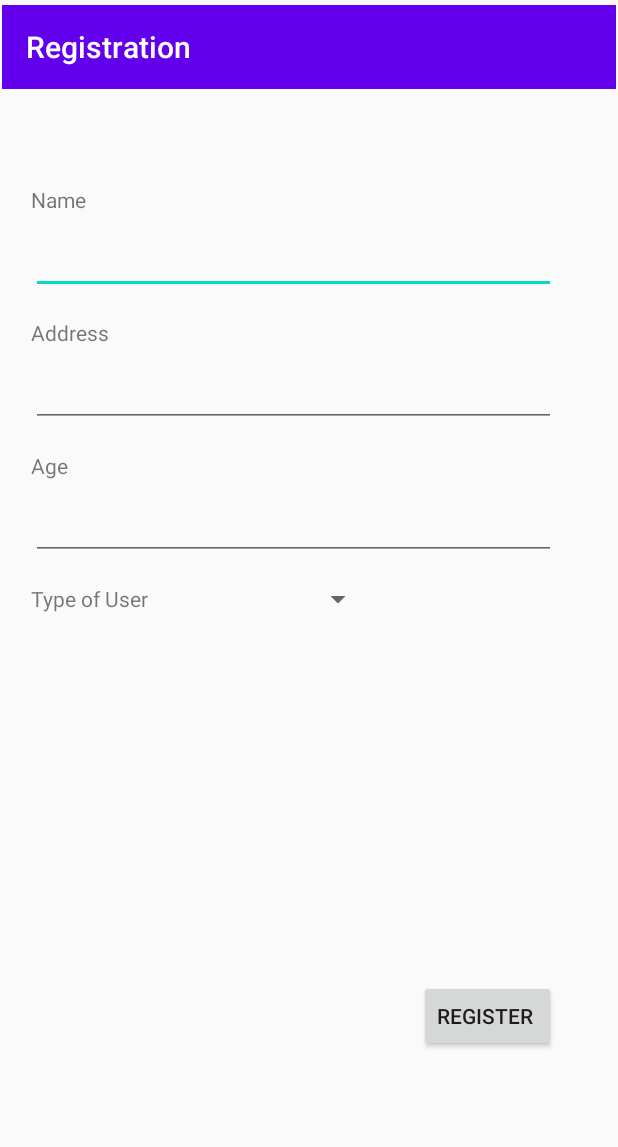
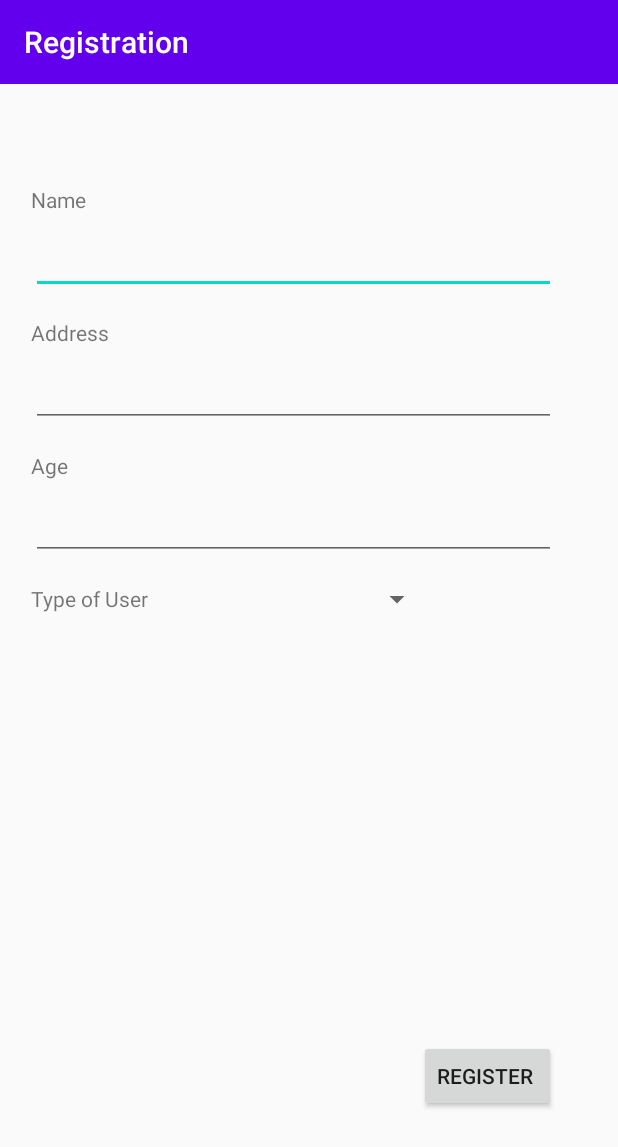
Before and after one commit to Tanmay-13/Disabilityapp, an Android app: the layout activity_register.xml on its own in the app's theme, with its tools: preview values and no code run, on a phone screen of 412 x 824 dp. Shown: the top 1147 px of the screen. Run offline under Robolectric (Android 15) with nearby library versions, the phone set to English and light mode, and no system bars.

Commit message:
Added Registration Page UI

```diff
--- a/app/src/main/AndroidManifest.xml
+++ b/app/src/main/AndroidManifest.xml
@@ -9,7 +9,8 @@
         android:roundIcon="@mipmap/ic_launcher_round"
         android:supportsRtl="true"
         android:theme="@style/AppTheme">
-        <activity android:name=".ui.RegisterActivity"></activity>
+        <activity android:name=".ui.RegisterActivity"
+            android:theme="@style/Theme.AppCompat.Light.NoActionBar"/>
         <activity
             android:name=".ui.sigup.SignUpActivity"
             android:label="@string/title_activity_login" />
--- a/app/src/main/java/com/disablity/app/MainActivity.java
+++ b/app/src/main/java/com/disablity/app/MainActivity.java
@@ -11,7 +11,7 @@ public class MainActivity extends AppCompatActivity {
     protected void onCreate(Bundle savedInstanceState) {
         super.onCreate(savedInstanceState);
         setContentView(R.layout.activity_main);
-        String name = getIntent().getStringExtra(AppUtil.USERNAME);
+        String name = getIntent().getStringExtra(AppUtil.USER_ID);
         TextView userName=findViewById(R.id.user_name);
         userName.setText(name);
     }
--- a/app/src/main/java/com/disablity/app/ui/login/ui/login/LoginActivity.java
+++ b/app/src/main/java/com/disablity/app/ui/login/ui/login/LoginActivity.java
@@ -26,6 +26,7 @@ import android.widget.Toast;
 import com.disablity.app.AppUtil;
 import com.disablity.app.MainActivity;
 import com.disablity.app.R;
+import com.disablity.app.ui.RegisterActivity;
 import com.disablity.app.ui.sigup.LoggedInUserView;
 import com.disablity.app.ui.sigup.LoginFormState;
 import com.disablity.app.ui.sigup.LoginResult;
@@ -157,8 +158,8 @@ public class LoginActivity extends AppCompatActivity
         String welcome = getString(R.string.welcome) + model.getDisplayName();
         // TODO : initiate successful logged in experience
         Toast.makeText(getApplicationContext(), welcome, Toast.LENGTH_LONG).show();
-        Intent intent = new Intent(LoginActivity.this, MainActivity.class);
-        intent.putExtra(AppUtil.USERNAME, model.getDisplayName());
+        Intent intent = new Intent(this, RegisterActivity.class);
+        intent.putExtra(AppUtil.USER_ID, model.getDisplayName());
         startActivity(intent);
     }
 
--- a/app/src/main/java/com/disablity/app/ui/sigup/SignUpActivity.java
+++ b/app/src/main/java/com/disablity/app/ui/sigup/SignUpActivity.java
@@ -24,8 +24,8 @@ import android.widget.TextView;
 import android.widget.Toast;
 
 import com.disablity.app.AppUtil;
-import com.disablity.app.MainActivity;
 import com.disablity.app.R;
+import com.disablity.app.ui.RegisterActivity;
 
 public class SignUpActivity extends AppCompatActivity
 {
@@ -151,8 +151,8 @@ public class SignUpActivity extends AppCompatActivity
         // TODO : initiate successful logged in experience
         Toast.makeText(getApplicationContext(), welcome, Toast.LENGTH_LONG).show();
 
-        Intent intent = new Intent(SignUpActivity.this, MainActivity.class);
-        intent.putExtra(AppUtil.USERNAME, model.getDisplayName());
+        Intent intent = new Intent(this, RegisterActivity.class);
+        intent.putExtra(AppUtil.USER_ID, model.getDisplayName());
         startActivity(intent);
     }
 
--- a/app/src/main/res/layout/activity_register.xml
+++ b/app/src/main/res/layout/activity_register.xml
@@ -10,9 +10,7 @@
         android:id="@+id/toolbar"
         android:layout_width="0dp"
         android:layout_height="wrap_content"
-        android:layout_marginStart="1dp"
-        android:layout_marginTop="3dp"
-        android:layout_marginEnd="1dp"
+
         android:background="?attr/colorPrimary"
         android:minHeight="?attr/actionBarSize"
         android:theme="?attr/actionBarTheme"
@@ -89,7 +87,7 @@
         android:layout_height="wrap_content"
         android:layout_marginTop="8dp"
         android:ems="10"
-        android:inputType="textPersonName"
+        android:inputType="number"
         app:layout_constraintEnd_toStartOf="@+id/guideline3"
         app:layout_constraintStart_toStartOf="@+id/guideline"
         app:layout_constraintTop_toBottomOf="@+id/textView5" />
@@ -114,14 +112,15 @@
         android:layout_width="wrap_content"
         android:layout_height="wrap_content"
         android:orientation="horizontal"
-        app:layout_constraintGuide_percent="0.8508892" />
+        app:layout_constraintGuide_percent="0.9" />
 
     <Spinner
         android:id="@+id/user_type"
-        android:layout_width="100dp"
+        android:layout_width="0dp"
         android:layout_height="wrap_content"
-        android:layout_marginStart="50dp"
+        android:layout_marginStart="16dp"
         app:layout_constraintBottom_toBottomOf="@+id/textView6"
+        app:layout_constraintEnd_toStartOf="@+id/guideline5"
         app:layout_constraintStart_toEndOf="@+id/textView6"
         app:layout_constraintTop_toTopOf="@+id/textView6"
         app:layout_constraintVertical_bias="0.48000002" />
@@ -134,4 +133,11 @@
         android:text="Type of User"
         app:layout_constraintStart_toStartOf="@+id/guideline"
         app:layout_constraintTop_toBottomOf="@+id/age_field" />
+
+    <androidx.constraintlayout.widget.Guideline
+        android:id="@+id/guideline5"
+        android:layout_width="wrap_content"
+        android:layout_height="wrap_content"
+        android:orientation="vertical"
+        app:layout_constraintGuide_percent="0.7" />
 </androidx.constraintlayout.widget.ConstraintLayout>
```
Also changed, not shown: app/src/main/java/com/disablity/app/AppUtil.java (+6 -1 lines), app/src/main/java/com/disablity/app/data/User.java (+20 -1 lines), app/src/main/java/com/disablity/app/ui/RegisterActivity.java (+69 -40 lines).
